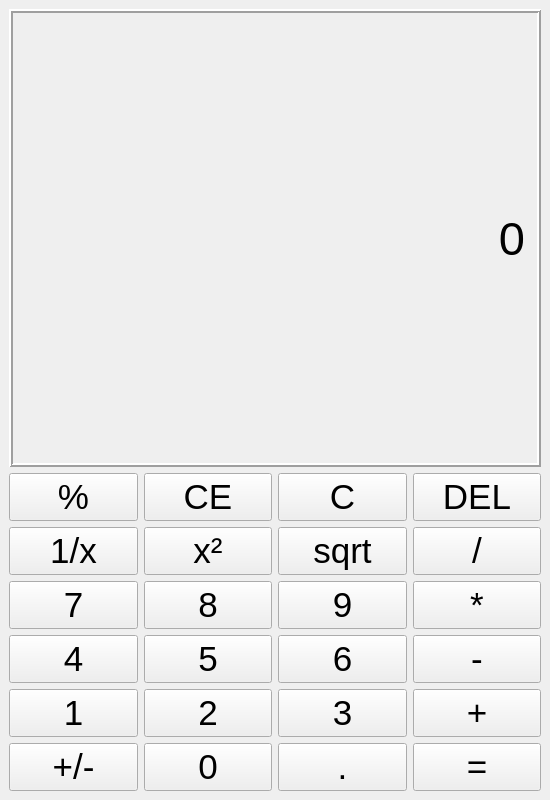
Before: the Qt Designer form Engineering calculator/UI_files/calc.ui in Ilonczai-Andras/Mernoki-szamologep-szakdolgozat, drawn with Qt 5.
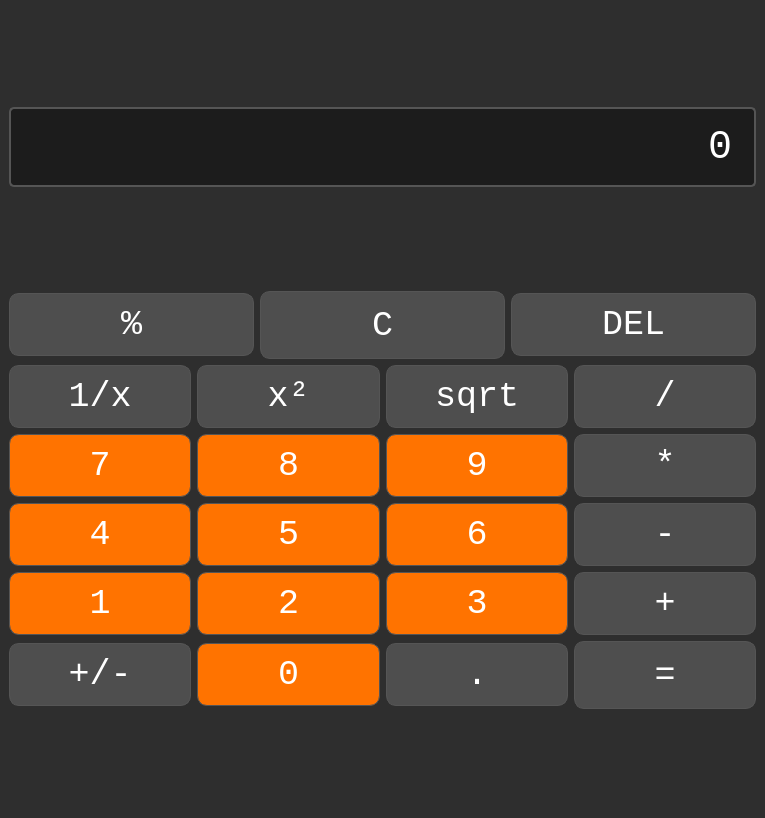
After: the same form once the commit is applied.

The edit to the form file:
```diff
--- a/Engineering calculator/UI_files/calc.ui
+++ b/Engineering calculator/UI_files/calc.ui
@@ -6,341 +6,782 @@
    <rect>
     <x>0</x>
     <y>0</y>
-    <width>550</width>
-    <height>800</height>
+    <width>765</width>
+    <height>818</height>
    </rect>
   </property>
+  <property name="sizePolicy">
+   <sizepolicy hsizetype="Expanding" vsizetype="Expanding">
+    <horstretch>0</horstretch>
+    <verstretch>0</verstretch>
+   </sizepolicy>
+  </property>
   <property name="minimumSize">
    <size>
-    <width>500</width>
-    <height>800</height>
+    <width>0</width>
+    <height>0</height>
    </size>
   </property>
   <property name="windowTitle">
    <string>MainWindow</string>
   </property>
+  <property name="styleSheet">
+   <string notr="true">            QMainWindow {
+                background-color: #2E2E2E;
+            }</string>
+  </property>
   <widget class="QWidget" name="centralwidget">
+   <property name="minimumSize">
+    <size>
+     <width>0</width>
+     <height>0</height>
+    </size>
+   </property>
+   <property name="maximumSize">
+    <size>
+     <width>16777215</width>
+     <height>16777215</height>
+    </size>
+   </property>
+   <property name="styleSheet">
+    <string notr="true"/>
+   </property>
    <layout class="QVBoxLayout" name="verticalLayout_2">
+    <item>
+     <widget class="QLabel" name="outputLabel">
+      <property name="enabled">
+       <bool>true</bool>
+      </property>
+      <property name="sizePolicy">
+       <sizepolicy hsizetype="Expanding" vsizetype="Fixed">
+        <horstretch>0</horstretch>
+        <verstretch>0</verstretch>
+       </sizepolicy>
+      </property>
+      <property name="minimumSize">
+       <size>
+        <width>747</width>
+        <height>80</height>
+       </size>
+      </property>
+      <property name="maximumSize">
+       <size>
+        <width>16777215</width>
+        <height>80</height>
+       </size>
+      </property>
+      <property name="font">
+       <font>
+        <family>Courier New</family>
+        <pointsize>-1</pointsize>
+       </font>
+      </property>
+      <property name="styleSheet">
+       <string notr="true">            QLabel#outputLabel {
+                background-color: #1C1C1C;
+                font-size:40px;
+                font-family: 'Courier New', Courier, monospace; /* Monospaced font */
+                color: #FFFFFF;
+                border: 2px solid #555555;
+                border-radius: 5px;
+                padding: 10px;
+            }</string>
+      </property>
+      <property name="frameShape">
+       <enum>QFrame::Box</enum>
+      </property>
+      <property name="frameShadow">
+       <enum>QFrame::Raised</enum>
+      </property>
+      <property name="lineWidth">
+       <number>2</number>
+      </property>
+      <property name="text">
+       <string>0</string>
+      </property>
+      <property name="alignment">
+       <set>Qt::AlignRight|Qt::AlignTrailing|Qt::AlignVCenter</set>
+      </property>
+      <property name="margin">
+       <number>10</number>
+      </property>
+     </widget>
+    </item>
     <item>
      <layout class="QVBoxLayout" name="verticalLayout">
+      <property name="spacing">
+       <number>6</number>
+      </property>
       <item>
-       <widget class="QLabel" name="outputLabel">
-        <property name="minimumSize">
-         <size>
-          <width>0</width>
-          <height>0</height>
-         </size>
-        </property>
-        <property name="font">
-         <font>
-          <pointsize>35</pointsize>
-         </font>
-        </property>
-        <property name="frameShape">
-         <enum>QFrame::Box</enum>
-        </property>
-        <property name="frameShadow">
-         <enum>QFrame::Raised</enum>
-        </property>
-        <property name="lineWidth">
-         <number>2</number>
-        </property>
-        <property name="text">
-         <string>0</string>
-        </property>
-        <property name="alignment">
-         <set>Qt::AlignRight|Qt::AlignTrailing|Qt::AlignVCenter</set>
-        </property>
-        <property name="margin">
-         <number>10</number>
-        </property>
-       </widget>
+       <layout class="QHBoxLayout" name="horizontalLayout_6">
+        <item>
+         <widget class="QPushButton" name="percentageButton">
+          <property name="minimumSize">
+           <size>
+            <width>181</width>
+            <height>0</height>
+           </size>
+          </property>
+          <property name="font">
+           <font>
+            <family>Courier New</family>
+            <pointsize>26</pointsize>
+           </font>
+          </property>
+          <property name="styleSheet">
+           <string notr="true">            QPushButton {
+                background-color: #4E4E4E;
+                font-family: 'Courier New', Courier, monospace; /* Monospaced font */
+                color: #FFFFFF;
+                border: 1px solid #555555;
+                border-radius: 10px;
+                padding: 10px;
+            }</string>
+          </property>
+          <property name="text">
+           <string>%</string>
+          </property>
+         </widget>
+        </item>
+        <item>
+         <widget class="QPushButton" name="clearButton">
+          <property name="minimumSize">
+           <size>
+            <width>181</width>
+            <height>68</height>
+           </size>
+          </property>
+          <property name="font">
+           <font>
+            <family>Courier New</family>
+            <pointsize>26</pointsize>
+           </font>
+          </property>
+          <property name="styleSheet">
+           <string notr="true">            QPushButton {
+                background-color: #4E4E4E;
+                font-family: 'Courier New', Courier, monospace; /* Monospaced font */
+                color: #FFFFFF;
+                border: 1px solid #555555;
+                border-radius: 10px;
+                padding: 10px;
+            }</string>
+          </property>
+          <property name="text">
+           <string>C</string>
+          </property>
+         </widget>
+        </item>
+        <item>
+         <widget class="QPushButton" name="deleteButton">
+          <property name="minimumSize">
+           <size>
+            <width>181</width>
+            <height>0</height>
+           </size>
+          </property>
+          <property name="font">
+           <font>
+            <family>Courier New</family>
+            <pointsize>26</pointsize>
+           </font>
+          </property>
+          <property name="styleSheet">
+           <string notr="true">            QPushButton {
+                background-color: #4E4E4E;
+                font-family: 'Courier New', Courier, monospace; /* Monospaced font */
+                color: #FFFFFF;
+                border: 1px solid #555555;
+                border-radius: 10px;
+                padding: 10px;
+            }</string>
+          </property>
+          <property name="text">
+           <string>DEL</string>
+          </property>
+         </widget>
+        </item>
+       </layout>
       </item>
       <item>
-       <layout class="QGridLayout" name="gridLayout">
-        <item row="1" column="2">
+       <layout class="QHBoxLayout" name="horizontalLayout_5">
+        <item>
+         <widget class="QPushButton" name="onePerXButton">
+          <property name="minimumSize">
+           <size>
+            <width>181</width>
+            <height>0</height>
+           </size>
+          </property>
+          <property name="font">
+           <font>
+            <family>Courier New</family>
+            <pointsize>26</pointsize>
+           </font>
+          </property>
+          <property name="styleSheet">
+           <string notr="true">            QPushButton {
+                background-color: #4E4E4E;
+                font-family: 'Courier New', Courier, monospace; /* Monospaced font */
+                color: #FFFFFF;
+                border: 1px solid #555555;
+                border-radius: 10px;
+                padding: 10px;
+            }</string>
+          </property>
+          <property name="text">
+           <string>1/x</string>
+          </property>
+         </widget>
+        </item>
+        <item>
+         <widget class="QPushButton" name="quadratButton">
+          <property name="minimumSize">
+           <size>
+            <width>182</width>
+            <height>0</height>
+           </size>
+          </property>
+          <property name="font">
+           <font>
+            <family>Courier New</family>
+            <pointsize>26</pointsize>
+           </font>
+          </property>
+          <property name="styleSheet">
+           <string notr="true">            QPushButton {
+                background-color: #4E4E4E;
+                font-family: 'Courier New', Courier, monospace; /* Monospaced font */
+                color: #FFFFFF;
+                border: 1px solid #555555;
+                border-radius: 10px;
+                padding: 10px;
+            }</string>
+          </property>
+          <property name="text">
+           <string>x²</string>
+          </property>
+         </widget>
+        </item>
+        <item>
          <widget class="QPushButton" name="sqrtButton">
+          <property name="minimumSize">
+           <size>
+            <width>181</width>
+            <height>0</height>
+           </size>
+          </property>
           <property name="font">
            <font>
+            <family>Courier New</family>
             <pointsize>26</pointsize>
            </font>
           </property>
+          <property name="styleSheet">
+           <string notr="true">            QPushButton {
+                background-color: #4E4E4E;
+                font-family: 'Courier New', Courier, monospace; /* Monospaced font */
+                color: #FFFFFF;
+                border: 1px solid #555555;
+                border-radius: 10px;
+                padding: 10px;
+            }</string>
+          </property>
           <property name="text">
            <string>sqrt</string>
           </property>
          </widget>
         </item>
-        <item row="2" column="1">
+        <item>
+         <widget class="QPushButton" name="divideButton">
+          <property name="font">
+           <font>
+            <family>Courier New</family>
+            <pointsize>26</pointsize>
+           </font>
+          </property>
+          <property name="styleSheet">
+           <string notr="true">            QPushButton {
+                background-color: #4E4E4E;
+                font-family: 'Courier New', Courier, monospace; /* Monospaced font */
+                color: #FFFFFF;
+                border: 1px solid #555555;
+                border-radius: 10px;
+                padding: 10px;
+            }</string>
+          </property>
+          <property name="text">
+           <string>/</string>
+          </property>
+         </widget>
+        </item>
+       </layout>
+      </item>
+      <item>
+       <layout class="QHBoxLayout" name="horizontalLayout_4">
+        <item>
+         <widget class="QPushButton" name="Button_7">
+          <property name="minimumSize">
+           <size>
+            <width>181</width>
+            <height>0</height>
+           </size>
+          </property>
+          <property name="font">
+           <font>
+            <family>Courier New</family>
+            <pointsize>26</pointsize>
+           </font>
+          </property>
+          <property name="styleSheet">
+           <string notr="true">
+            QPushButton {
+               background-color: #ff7300;
+                font-family: 'Courier New', Courier, monospace; /* Monospaced font */
+                color: #FFFFFF;
+                border: 1px solid #555555;
+                border-radius: 10px;
+                padding: 10px;
+            }</string>
+          </property>
+          <property name="text">
+           <string>7</string>
+          </property>
+         </widget>
+        </item>
+        <item>
          <widget class="QPushButton" name="Button_8">
+          <property name="minimumSize">
+           <size>
+            <width>182</width>
+            <height>0</height>
+           </size>
+          </property>
           <property name="font">
            <font>
+            <family>Courier New</family>
             <pointsize>26</pointsize>
            </font>
           </property>
+          <property name="styleSheet">
+           <string notr="true">
+            QPushButton {
+               background-color: #ff7300;
+                font-family: 'Courier New', Courier, monospace; /* Monospaced font */
+                color: #FFFFFF;
+                border: 1px solid #555555;
+                border-radius: 10px;
+                padding: 10px;
+            }</string>
+          </property>
           <property name="text">
            <string>8</string>
           </property>
          </widget>
         </item>
-        <item row="0" column="1">
-         <widget class="QPushButton" name="clearEntryButton">
-          <property name="font">
-           <font>
-            <pointsize>26</pointsize>
-           </font>
-          </property>
-          <property name="text">
-           <string>CE</string>
-          </property>
-         </widget>
-        </item>
-        <item row="3" column="3">
-         <widget class="QPushButton" name="minusButton">
-          <property name="font">
-           <font>
-            <pointsize>26</pointsize>
-           </font>
-          </property>
-          <property name="text">
-           <string>-</string>
-          </property>
-         </widget>
-        </item>
-        <item row="0" column="3">
-         <widget class="QPushButton" name="deleteButton">
-          <property name="font">
-           <font>
-            <pointsize>26</pointsize>
-           </font>
-          </property>
-          <property name="text">
-           <string>DEL</string>
-          </property>
-         </widget>
-        </item>
-        <item row="4" column="0">
-         <widget class="QPushButton" name="Button_1">
-          <property name="font">
-           <font>
-            <pointsize>26</pointsize>
-           </font>
-          </property>
-          <property name="text">
-           <string>1</string>
-          </property>
-         </widget>
-        </item>
-        <item row="3" column="1">
-         <widget class="QPushButton" name="Button_5">
-          <property name="font">
-           <font>
-            <pointsize>26</pointsize>
-           </font>
-          </property>
-          <property name="text">
-           <string>5</string>
-          </property>
-         </widget>
-        </item>
-        <item row="0" column="2">
-         <widget class="QPushButton" name="clearButton">
-          <property name="font">
-           <font>
-            <pointsize>26</pointsize>
-           </font>
-          </property>
-          <property name="text">
-           <string>C</string>
-          </property>
-         </widget>
-        </item>
-        <item row="2" column="2">
+        <item>
          <widget class="QPushButton" name="Button_9">
+          <property name="minimumSize">
+           <size>
+            <width>181</width>
+            <height>0</height>
+           </size>
+          </property>
           <property name="font">
            <font>
+            <family>Courier New</family>
             <pointsize>26</pointsize>
            </font>
           </property>
+          <property name="styleSheet">
+           <string notr="true">
+            QPushButton {
+               background-color: #ff7300;
+                font-family: 'Courier New', Courier, monospace; /* Monospaced font */
+                color: #FFFFFF;
+                border: 1px solid #555555;
+                border-radius: 10px;
+                padding: 10px;
+            }</string>
+          </property>
           <property name="text">
            <string>9</string>
           </property>
          </widget>
         </item>
-        <item row="1" column="3">
-         <widget class="QPushButton" name="divideButton">
-          <property name="font">
-           <font>
-            <pointsize>26</pointsize>
-           </font>
-          </property>
-          <property name="text">
-           <string>/</string>
-          </property>
-         </widget>
-        </item>
-        <item row="4" column="2">
-         <widget class="QPushButton" name="Button_3">
-          <property name="font">
-           <font>
-            <pointsize>26</pointsize>
-           </font>
-          </property>
-          <property name="text">
-           <string>3</string>
-          </property>
-         </widget>
-        </item>
-        <item row="0" column="0">
-         <widget class="QPushButton" name="percentageButton">
-          <property name="font">
-           <font>
-            <pointsize>26</pointsize>
-           </font>
-          </property>
-          <property name="text">
-           <string>%</string>
-          </property>
-         </widget>
-        </item>
-        <item row="5" column="2">
-         <widget class="QPushButton" name="decimalPointButton">
-          <property name="font">
-           <font>
-            <pointsize>26</pointsize>
-           </font>
-          </property>
-          <property name="text">
-           <string>.</string>
-          </property>
-         </widget>
-        </item>
-        <item row="1" column="1">
-         <widget class="QPushButton" name="quadratButton">
-          <property name="font">
-           <font>
-            <pointsize>26</pointsize>
-           </font>
-          </property>
-          <property name="text">
-           <string>x²</string>
-          </property>
-         </widget>
-        </item>
-        <item row="2" column="3">
+        <item>
          <widget class="QPushButton" name="multiplyButton">
           <property name="font">
            <font>
+            <family>Courier New</family>
             <pointsize>26</pointsize>
            </font>
           </property>
+          <property name="styleSheet">
+           <string notr="true">            QPushButton {
+                background-color: #4E4E4E;
+                font-family: 'Courier New', Courier, monospace; /* Monospaced font */
+                color: #FFFFFF;
+                border: 1px solid #555555;
+                border-radius: 10px;
+                padding: 10px;
+            }</string>
+          </property>
           <property name="text">
            <string>*</string>
           </property>
          </widget>
         </item>
-        <item row="3" column="2">
+       </layout>
+      </item>
+      <item>
+       <layout class="QHBoxLayout" name="horizontalLayout_3">
+        <item>
+         <widget class="QPushButton" name="Button_4">
+          <property name="minimumSize">
+           <size>
+            <width>181</width>
+            <height>0</height>
+           </size>
+          </property>
+          <property name="font">
+           <font>
+            <family>Courier New</family>
+            <pointsize>26</pointsize>
+           </font>
+          </property>
+          <property name="styleSheet">
+           <string notr="true">
+            QPushButton {
+               background-color: #ff7300;
+                font-family: 'Courier New', Courier, monospace; /* Monospaced font */
+                color: #FFFFFF;
+                border: 1px solid #555555;
+                border-radius: 10px;
+                padding: 10px;
+            }</string>
+          </property>
+          <property name="text">
+           <string>4</string>
+          </property>
+         </widget>
+        </item>
+        <item>
+         <widget class="QPushButton" name="Button_5">
+          <property name="minimumSize">
+           <size>
+            <width>182</width>
+            <height>0</height>
+           </size>
+          </property>
+          <property name="font">
+           <font>
+            <family>Courier New</family>
+            <pointsize>26</pointsize>
+           </font>
+          </property>
+          <property name="styleSheet">
+           <string notr="true">
+            QPushButton {
+               background-color: #ff7300;
+                font-family: 'Courier New', Courier, monospace; /* Monospaced font */
+                color: #FFFFFF;
+                border: 1px solid #555555;
+                border-radius: 10px;
+                padding: 10px;
+            }</string>
+          </property>
+          <property name="text">
+           <string>5</string>
+          </property>
+         </widget>
+        </item>
+        <item>
          <widget class="QPushButton" name="Button_6">
+          <property name="minimumSize">
+           <size>
+            <width>181</width>
+            <height>0</height>
+           </size>
+          </property>
           <property name="font">
            <font>
+            <family>Courier New</family>
             <pointsize>26</pointsize>
            </font>
           </property>
+          <property name="styleSheet">
+           <string notr="true">
+            QPushButton {
+               background-color: #ff7300;
+                font-family: 'Courier New', Courier, monospace; /* Monospaced font */
+                color: #FFFFFF;
+                border: 1px solid #555555;
+                border-radius: 10px;
+                padding: 10px;
+            }</string>
+          </property>
           <property name="text">
            <string>6</string>
           </property>
          </widget>
         </item>
-        <item row="4" column="3">
+        <item>
+         <widget class="QPushButton" name="minusButton">
+          <property name="font">
+           <font>
+            <family>Courier New</family>
+            <pointsize>26</pointsize>
+           </font>
+          </property>
+          <property name="styleSheet">
+           <string notr="true">            QPushButton {
+                background-color: #4E4E4E;
+                font-family: 'Courier New', Courier, monospace; /* Monospaced font */
+                color: #FFFFFF;
+                border: 1px solid #555555;
+                border-radius: 10px;
+                padding: 10px;
+            }</string>
+          </property>
+          <property name="text">
+           <string>-</string>
+          </property>
+         </widget>
+        </item>
+       </layout>
+      </item>
+      <item>
+       <layout class="QHBoxLayout" name="horizontalLayout_2">
+        <item>
+         <widget class="QPushButton" name="Button_1">
+          <property name="minimumSize">
+           <size>
+            <width>181</width>
+            <height>0</height>
+           </size>
+          </property>
+          <property name="font">
+           <font>
+            <family>Courier New</family>
+            <pointsize>26</pointsize>
+           </font>
+          </property>
+          <property name="styleSheet">
+           <string notr="true">
+            QPushButton {
+               background-color: #ff7300;
+                font-family: 'Courier New', Courier, monospace; /* Monospaced font */
+                color: #FFFFFF;
+                border: 1px solid #555555;
+                border-radius: 10px;
+                padding: 10px;
+            }</string>
+          </property>
+          <property name="text">
+           <string>1</string>
+          </property>
+         </widget>
+        </item>
+        <item>
+         <widget class="QPushButton" name="Button_2">
+          <property name="minimumSize">
+           <size>
+            <width>182</width>
+            <height>0</height>
+           </size>
+          </property>
+          <property name="font">
+           <font>
+            <family>Courier New</family>
+            <pointsize>26</pointsize>
+           </font>
+          </property>
+          <property name="styleSheet">
+           <string notr="true">
+            QPushButton {
+               background-color: #ff7300;
+                font-family: 'Courier New', Courier, monospace; /* Monospaced font */
+                color: #FFFFFF;
+                border: 1px solid #555555;
+                border-radius: 10px;
+                padding: 10px;
+            }</string>
+          </property>
+          <property name="text">
+           <string>2</string>
+          </property>
+         </widget>
+        </item>
+        <item>
+         <widget class="QPushButton" name="Button_3">
+          <property name="minimumSize">
+           <size>
+            <width>181</width>
+            <height>0</height>
+           </size>
+          </property>
+          <property name="font">
+           <font>
+            <family>Courier New</family>
+            <pointsize>26</pointsize>
+           </font>
+          </property>
+          <property name="styleSheet">
+           <string notr="true">
+            QPushButton {
+               background-color: #ff7300;
+                font-family: 'Courier New', Courier, monospace; /* Monospaced font */
+                color: #FFFFFF;
+                border: 1px solid #555555;
+                border-radius: 10px;
+                padding: 10px;
+            }</string>
+          </property>
+          <property name="text">
+           <string>3</string>
+          </property>
+         </widget>
+        </item>
+        <item>
          <widget class="QPushButton" name="plusButton">
           <property name="font">
            <font>
+            <family>Courier New</family>
             <pointsize>26</pointsize>
            </font>
           </property>
+          <property name="styleSheet">
+           <string notr="true">            QPushButton {
+                background-color: #4E4E4E;
+                font-family: 'Courier New', Courier, monospace; /* Monospaced font */
+                color: #FFFFFF;
+                border: 1px solid #555555;
+                border-radius: 10px;
+                padding: 10px;
+            }</string>
+          </property>
           <property name="text">
            <string>+</string>
           </property>
          </widget>
         </item>
-        <item row="5" column="0">
+       </layout>
+      </item>
+      <item>
+       <layout class="QHBoxLayout" name="horizontalLayout">
+        <item>
          <widget class="QPushButton" name="plusMinusButton">
+          <property name="minimumSize">
+           <size>
+            <width>181</width>
+            <height>0</height>
+           </size>
+          </property>
           <property name="font">
            <font>
+            <family>Courier New</family>
             <pointsize>26</pointsize>
            </font>
           </property>
+          <property name="styleSheet">
+           <string notr="true">            QPushButton {
+                background-color: #4E4E4E;
+                font-family: 'Courier New', Courier, monospace; /* Monospaced font */
+                color: #FFFFFF;
+                border: 1px solid #555555;
+                border-radius: 10px;
+                padding: 10px;
+            }</string>
+          </property>
           <property name="text">
            <string>+/-</string>
           </property>
          </widget>
         </item>
-        <item row="3" column="0">
-         <widget class="QPushButton" name="Button_4">
-          <property name="font">
-           <font>
-            <pointsize>26</pointsize>
-           </font>
-          </property>
-          <property name="text">
-           <string>4</string>
-          </property>
-         </widget>
-        </item>
-        <item row="4" column="1">
-         <widget class="QPushButton" name="Button_2">
-          <property name="font">
-           <font>
-            <pointsize>26</pointsize>
-           </font>
-          </property>
-          <property name="text">
-           <string>2</string>
-          </property>
-         </widget>
-        </item>
-        <item row="5" column="1">
+        <item>
          <widget class="QPushButton" name="zeroButton">
+          <property name="minimumSize">
+           <size>
+            <width>182</width>
+            <height>0</height>
+           </size>
+          </property>
           <property name="font">
            <font>
+            <family>Courier New</family>
             <pointsize>26</pointsize>
            </font>
           </property>
+          <property name="styleSheet">
+           <string notr="true">
+            QPushButton {
+               background-color: #ff7300;
+                font-family: 'Courier New', Courier, monospace; /* Monospaced font */
+                color: #FFFFFF;
+                border: 1px solid #555555;
+                border-radius: 10px;
+                padding: 10px;
+            }</string>
+          </property>
           <property name="text">
            <string>0</string>
           </property>
          </widget>
         </item>
-        <item row="2" column="0">
-         <widget class="QPushButton" name="Button_7">
-          <property name="font">
-           <font>
-            <pointsize>26</pointsize>
-           </font>
+        <item>
+         <widget class="QPushButton" name="decimalPointButton">
+          <property name="minimumSize">
+           <size>
+            <width>181</width>
+            <height>0</height>
+           </size>
           </property>
-          <property name="text">
-           <string>7</string>
-          </property>
-         </widget>
-        </item>
-        <item row="1" column="0">
-         <widget class="QPushButton" name="onePerXButton">
           <property name="font">
            <font>
+            <family>Courier New</family>
             <pointsize>26</pointsize>
            </font>
           </property>
+          <property name="styleSheet">
+           <string notr="true">            QPushButton {
+                background-color: #4E4E4E;
+                font-family: 'Courier New', Courier, monospace; /* Monospaced font */
+                color: #FFFFFF;
+                border: 1px solid #555555;
+                border-radius: 10px;
+                padding: 10px;
+            }</string>
+          </property>
           <property name="text">
-           <string>1/x</string>
+           <string>.</string>
           </property>
          </widget>
         </item>
-        <item row="5" column="3">
+        <item>
          <widget class="QPushButton" name="equalButton">
+          <property name="minimumSize">
+           <size>
+            <width>181</width>
+            <height>68</height>
+           </size>
+          </property>
           <property name="font">
            <font>
+            <family>Courier New</family>
             <pointsize>26</pointsize>
            </font>
           </property>
+          <property name="styleSheet">
+           <string notr="true">            QPushButton {
+                background-color: #4E4E4E;
+                font-family: 'Courier New', Courier, monospace; /* Monospaced font */
+                color: #FFFFFF;
+                border: 1px solid #555555;
+                border-radius: 10px;
+                padding: 10px;
+            }</string>
+          </property>
           <property name="text">
            <string>=</string>
           </property>
```
